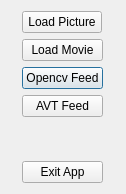
Above: fileinputdialog.ui from SamDehaeck/GigaViewer before the change. Below: the same form after it.
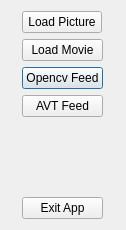
That is the form after the change.

Patch:
```diff
--- a/fileinputdialog.ui
+++ b/fileinputdialog.ui
@@ -7,7 +7,7 @@
     <x>0</x>
     <y>0</y>
     <width>126</width>
-    <height>194</height>
+    <height>230</height>
    </rect>
   </property>
   <property name="sizePolicy">
```
Left out of the diff: 2 changed lines with no effect on the pictures.
